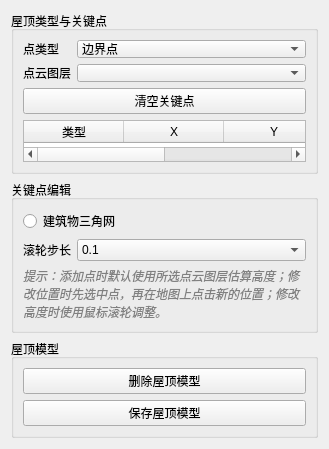
The window that roofedit.ui (531985836-cpu/building_edit_manager) describes before a commit, drawn with Qt 5.
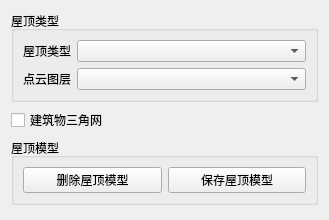
The same window after the commit.

Commit message: 完成8种屋顶和模型算法优化

Diff of the .ui file:
```diff
--- a/roofedit.ui
+++ b/roofedit.ui
@@ -3,218 +3,51 @@
  <class>roofedit</class>
  <widget class="QWidget" name="roofedit">
   <property name="geometry">
-   <rect>
-    <x>0</x>
-    <y>0</y>
-    <width>329</width>
-    <height>431</height>
-   </rect>
+   <rect><x>0</x><y>0</y><width>329</width><height>220</height></rect>
   </property>
-  <property name="windowTitle">
-   <string>屋顶编辑</string>
-  </property>
-  <layout class="QVBoxLayout" name="verticalLayout_4">
+  <property name="windowTitle"><string>屋顶编辑</string></property>
+  <layout class="QVBoxLayout" name="verticalLayout">
    <item>
-    <widget class="QGroupBox" name="pointManageGroup">
-     <property name="title">
-      <string>屋顶类型与关键点</string>
-     </property>
-     <layout class="QVBoxLayout" name="verticalLayout">
-      <item>
-       <layout class="QFormLayout" name="formLayout_pointMode">
-        <item row="0" column="0">
-         <widget class="QLabel" name="pointTypeLabel">
-          <property name="text">
-           <string>点类型</string>
-          </property>
-         </widget>
-        </item>
-        <item row="0" column="1">
-         <widget class="QComboBox" name="pointTypeComboBox">
-          <item>
-           <property name="text">
-            <string>边界点</string>
-           </property>
-          </item>
-          <item>
-           <property name="text">
-            <string>屋脊点</string>
-           </property>
-          </item>
-          <item>
-           <property name="text">
-            <string>顶点</string>
-           </property>
-          </item>
-          <item>
-           <property name="text">
-            <string>曲面点</string>
-           </property>
-          </item>
-         </widget>
-        </item>
-        <item row="1" column="0">
-         <widget class="QLabel" name="pointCloudLabel">
-          <property name="text">
-           <string>点云图层</string>
-          </property>
-         </widget>
-        </item>
-        <item row="1" column="1">
-         <widget class="QComboBox" name="pointCloudComboBox"/>
-        </item>
-       </layout>
+    <widget class="QGroupBox" name="roofTypeGroup">
+     <property name="title"><string>屋顶类型</string></property>
+     <layout class="QFormLayout" name="formLayout">
+      <item row="0" column="0">
+       <widget class="QLabel" name="roofTypeLabel">
+        <property name="text"><string>屋顶类型</string></property>
+        <property name="buddy"><cstring>roofTypeComboBox</cstring></property>
+       </widget>
       </item>
-      <item>
-       <layout class="QHBoxLayout" name="horizontalLayout_pointButtons">
-        <item>
-         <widget class="QPushButton" name="clearPointsButton">
-          <property name="text">
-           <string>清空关键点</string>
-          </property>
-         </widget>
-        </item>
-       </layout>
-      </item>
-      <item>
-       <widget class="QTableWidget" name="pointTableWidget">
-        <property name="sizePolicy">
-         <sizepolicy hsizetype="Expanding" vsizetype="Expanding">
-          <horstretch>0</horstretch>
-          <verstretch>1</verstretch>
-         </sizepolicy>
-        </property>
-        <property name="lineWidth">
-         <number>1</number>
-        </property>
-        <property name="editTriggers">
-         <set>QAbstractItemView::NoEditTriggers</set>
-        </property>
-        <property name="alternatingRowColors">
-         <bool>true</bool>
-        </property>
-        <property name="selectionMode">
-         <enum>QAbstractItemView::SingleSelection</enum>
-        </property>
-        <property name="selectionBehavior">
-         <enum>QAbstractItemView::SelectRows</enum>
-        </property>
-        <property name="rowCount">
-         <number>0</number>
-        </property>
-        <property name="columnCount">
-         <number>4</number>
-        </property>
-        <attribute name="horizontalHeaderMinimumSectionSize">
-         <number>24</number>
-        </attribute>
-        <column>
-         <property name="text">
-          <string>类型</string>
-         </property>
-        </column>
-        <column>
-         <property name="text">
-          <string>X</string>
-         </property>
-        </column>
-        <column>
-         <property name="text">
-          <string>Y</string>
-         </property>
-        </column>
-        <column>
-         <property name="text">
-          <string>高度</string>
-         </property>
-        </column>
+      <item row="0" column="1"><widget class="QComboBox" name="roofTypeComboBox"/></item>
+      <item row="1" column="0">
+       <widget class="QLabel" name="pointCloudLabel">
+        <property name="text"><string>点云图层</string></property>
+        <property name="buddy"><cstring>pointCloudComboBox</cstring></property>
        </widget>
       </item>
+      <item row="1" column="1"><widget class="QComboBox" name="pointCloudComboBox"/></item>
      </layout>
     </widget>
    </item>
    <item>
-    <widget class="QGroupBox" name="pointEditGroup">
-     <property name="title">
-      <string>关键点编辑</string>
-     </property>
-     <layout class="QVBoxLayout" name="verticalLayout_2">
-      <item>
-       <widget class="QRadioButton" name="pointradio">
-        <property name="text">
-         <string>建筑物三角网</string>
-        </property>
-       </widget>
-      </item>
-      <item>
-       <layout class="QFormLayout" name="formLayout">
-        <item row="0" column="0">
-         <widget class="QLabel" name="wheelStepLabel">
-          <property name="text">
-           <string>滚轮步长</string>
-          </property>
-         </widget>
-        </item>
-        <item row="0" column="1">
-         <widget class="QComboBox" name="wheelStepComboBox">
-          <item>
-           <property name="text">
-            <string>0.1</string>
-           </property>
-          </item>
-          <item>
-           <property name="text">
-            <string>1</string>
-           </property>
-          </item>
-          <item>
-           <property name="text">
-            <string>5</string>
-           </property>
-          </item>
-         </widget>
-        </item>
-       </layout>
-      </item>
-      <item>
-       <widget class="QLabel" name="labelTip">
-        <property name="styleSheet">
-         <string notr="true">color: gray; font-style: italic;</string>
-        </property>
-        <property name="text">
-         <string>提示：添加点时默认使用所选点云图层估算高度；修改位置时先选中点，再在地图上点击新的位置；修改高度时使用鼠标滚轮调整。</string>
-        </property>
-        <property name="wordWrap">
-         <bool>true</bool>
-        </property>
-       </widget>
-      </item>
-     </layout>
+    <widget class="QCheckBox" name="triangleMeshCheckBox">
+     <property name="text"><string>建筑物三角网</string></property>
     </widget>
    </item>
    <item>
     <widget class="QGroupBox" name="roofGroup">
-     <property name="title">
-      <string>屋顶模型</string>
-     </property>
-     <layout class="QVBoxLayout" name="verticalLayout_3">
-      <item>
-       <widget class="QPushButton" name="previewRoofButton">
-        <property name="text">
-         <string>删除屋顶模型</string>
-        </property>
-       </widget>
-      </item>
-      <item>
-       <widget class="QPushButton" name="saveRoofButton">
-        <property name="text">
-         <string>保存屋顶模型</string>
-        </property>
-       </widget>
-      </item>
+     <property name="title"><string>屋顶模型</string></property>
+     <layout class="QHBoxLayout" name="roofButtonLayout">
+      <item><widget class="QPushButton" name="deleteRoofButton"><property name="text"><string>删除屋顶模型</string></property></widget></item>
+      <item><widget class="QPushButton" name="saveRoofButton"><property name="text"><string>保存屋顶模型</string></property></widget></item>
      </layout>
     </widget>
    </item>
+   <item>
+    <spacer name="verticalSpacer">
+     <property name="orientation"><enum>Qt::Vertical</enum></property>
+     <property name="sizeHint" stdset="0"><size><width>20</width><height>0</height></size></property>
+    </spacer>
+   </item>
   </layout>
  </widget>
  <resources/>
```
The commit also changes 11 other files.
